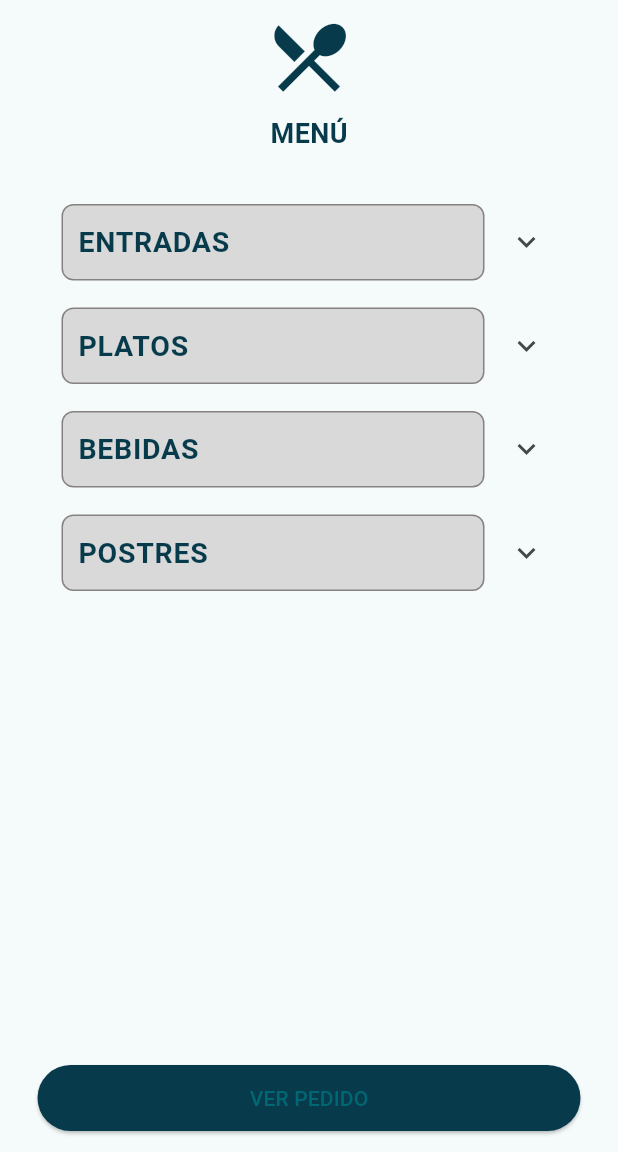
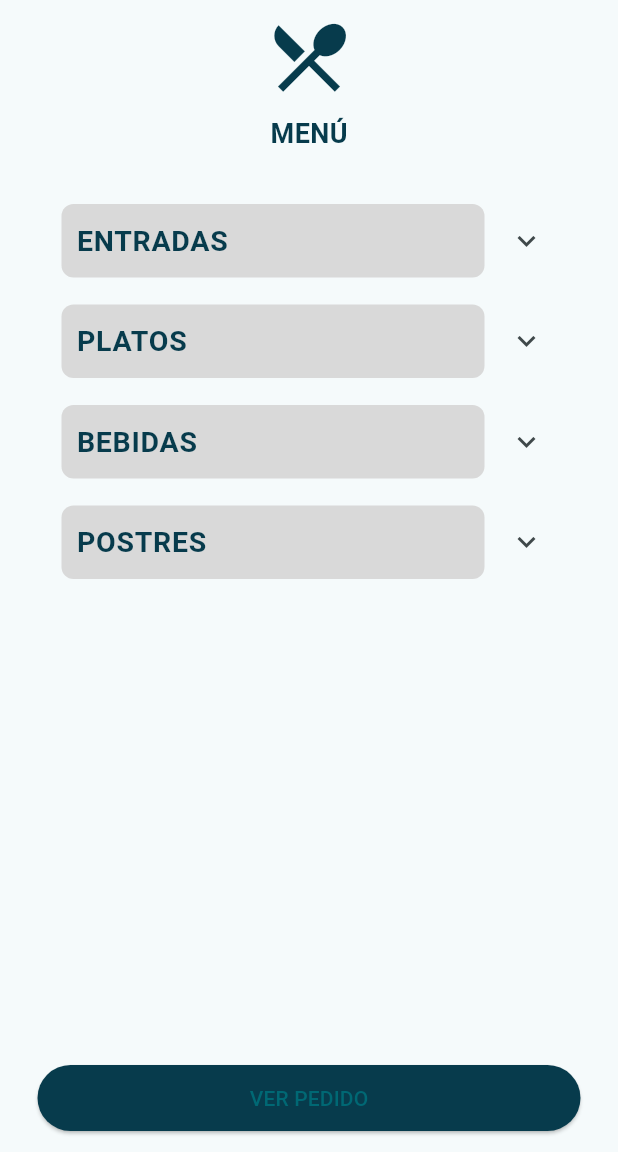
Before and after one commit to Bela1810/SmartDinner, a Flutter app: the MenuPage screen opened directly, on a phone screen of 412 x 824 dp, the part 84-1236 px from its top. Run offline on Flutter 3.47's test engine with Material 3 defaults, Android fonts, the phone set to English and light mode, and no system bars; our stand-ins replace firebase_auth, firebase_core, image_picker; missing offline and left inert: firebase_app_check; accounts and stored records are empty; network calls fail.

```diff
--- /dev/null
+++ b/lib/model/menu_item.dart
@@ -0,0 +1,67 @@
+// menu_item.dart (Modelo)
+class MenuItem {
+  final String nombre;
+  final String precio;
+  final String imagen;
+
+  MenuItem({
+    required this.nombre,
+    required this.precio,
+    required this.imagen,
+  });
+
+  // Método para crear una instancia de MenuItem desde un Map
+  factory MenuItem.fromMap(Map<String, dynamic> map) {
+    return MenuItem(
+      nombre: map['nombre'],
+      precio: map['precio'],
+      imagen: map['imagen'],
+    );
+  }
+
+  // Método para convertir MenuItem a un Map
+  Map<String, dynamic> toMap() {
+    return {
+      'nombre': nombre,
+      'precio': precio,
+      'imagen': imagen,
+    };
+  }
+
+  // Lista de elementos de menú "quemada" (en el modelo)
+  static final Map<String, List<MenuItem>> menuItems = {
+    'Entradas': [
+      MenuItem(
+        nombre: 'Pan Tostado',
+        precio: '10.000 COP',
+        imagen: 'https://www.themealdb.com/images/media/meals/llcbn01574260722.jpg/medium',
+      ),
+      MenuItem(
+        nombre: 'Papas Canadienses',
+        precio: '12.000 COP',
+        imagen: 'https://www.themealdb.com/images/media/meals/llcbn01574260722.jpg/medium',
+      ),
+    ],
+    'Platos': [
+      MenuItem(
+        nombre: 'Pan Tostado',
+        precio: '10.000 COP',
+        imagen: 'https://www.themealdb.com/images/media/meals/llcbn01574260722.jpg/medium',
+      ),
+    ],
+    'Bebidas': [
+      MenuItem(
+        nombre: 'Cerveza',
+        precio: '5.000 COP',
+        imagen: 'https://www.themealdb.com/images/media/meals/llcbn01574260722.jpg/medium',
+      ),
+    ],
+    'Postres': [
+      MenuItem(
+        nombre: 'Tarta de Limón',
+        precio: '8.000 COP',
+        imagen: 'https://www.themealdb.com/images/media/meals/llcbn01574260722.jpg/medium',
+      ),
+    ],
+  };
+}
--- a/lib/ui/screens/menu_screen/menu_screen.dart
+++ b/lib/ui/screens/menu_screen/menu_screen.dart
@@ -1,4 +1,5 @@
 import 'package:flutter/material.dart';
+import 'package:smartdinner/model/menu_item.dart';
 
 class MenuPage extends StatefulWidget {
   const MenuPage({super.key});
@@ -9,80 +10,19 @@ class MenuPage extends StatefulWidget {
 
 class _MenuPageState extends State<MenuPage> {
   String selectedCategory = 'Entradas';
-
   final List<String> categories = ['Entradas', 'Platos', 'Bebidas', 'Postres'];
-
-  final Map<String, List<Map<String, dynamic>>> menuItems = {
-    'Entradas': [
-      {
-        'nombre': 'Pan Tostado',
-        'precio': '10.000 COP',
-        'imagen': 'https://www.themealdb.com/images/media/meals/llcbn01574260722.jpg/medium',
-      },
-      {
-        'nombre': 'Papas Canadienses',
-        'precio': '12.000 COP',
-        'imagen': 'https://www.themealdb.com/images/media/meals/llcbn01574260722.jpg/medium',
-      },
-      {
-        'nombre': 'Tartas de Pollo',
-        'precio': '12.000 COP',
-        'imagen': 'https://www.themealdb.com/images/media/meals/llcbn01574260722.jpg/medium',
-      },
-      // Añadir nuevo ítem
-      {
-        'nombre': 'Tartas de Pollo - Nuevo',
-        'precio': '15.000 COP',
-        'imagen': 'https://www.themealdb.com/images/media/meals/llcbn01574260722.jpg/medium',
-      },
-    ],
-    'Platos': [
-      {
-        'nombre': 'Pan Tostado',
-        'precio': '10.000 COP',
-        'imagen': 'https://www.themealdb.com/images/media/meals/llcbn01574260722.jpg/medium',
-      },
-      {
-        'nombre': 'Papas Canadienses',
-        'precio': '12.000 COP',
-        'imagen': 'https://www.themealdb.com/images/media/meals/llcbn01574260722.jpg/medium',
-      },
-    ],
-    'Bebidas': [
-      {
-        'nombre': 'Pan Tostado',
-        'precio': '10.000 COP',
-        'imagen': 'https://www.themealdb.com/images/media/meals/llcbn01574260722.jpg/medium',
-      },
-      {
-        'nombre': 'Papas Canadienses',
-        'precio': '12.000 COP',
-        'imagen': 'https://www.themealdb.com/images/media/meals/llcbn01574260722.jpg/medium',
-      },
-    ],
-    'Postres': [
-      {
-        'nombre': 'Pan Tostado',
-        'precio': '10.000 COP',
-        'imagen': 'https://www.themealdb.com/images/media/meals/llcbn01574260722.jpg/medium',
-      },
-      {
-        'nombre': 'Papas Canadienses',
-        'precio': '12.000 COP',
-        'imagen': 'https://www.themealdb.com/images/media/meals/llcbn01574260722.jpg/medium',  // Todo esto son datos quemados
-      },
-    ],
-  };
 
   @override
   Widget build(BuildContext context) {
     return Scaffold(
       appBar: AppBar(
-        title: const Text('PEDIDO MESA 2',
+        title: const Text(
+          'PEDIDO MESA 2',
           style: TextStyle(
               fontSize: 22,
               fontWeight: FontWeight.bold,
-                color: Color(0xFF073B4C))),
+              color: Color(0xFF073B4C)),
+        ),
         centerTitle: true,
         backgroundColor: Colors.white,
         elevation: 0,
@@ -90,7 +30,7 @@ class _MenuPageState extends State<MenuPage> {
         actions: const [
           Padding(
             padding: EdgeInsets.only(right: 19),
-            child: Icon(Icons.menu, color: Color(0xFF073B4C)),  //hay que configurar el menu de tres barras
+            child: Icon(Icons.menu, color: Color(0xFF073B4C)), // Botón menú
           )
         ],
       ),
@@ -101,27 +41,28 @@ class _MenuPageState extends State<MenuPage> {
           children: [
             const SizedBox(height: 8),
             const Icon(Icons.restaurant_menu,
-                size: 60, color: Color(0xFF073B4C)),  //Aqui hay que poner el logo
+                size: 60, color: Color(0xFF073B4C)), // Aquí puedes poner el logo
             const SizedBox(height: 8),
-            const Text('MENÚ',
+            const Text(
+              'MENÚ',
               style: TextStyle(
                 fontSize: 18,
                 fontWeight: FontWeight.bold,
                 color: Color(0xFF073B4C),
-                )),
+              ),
+            ),
             const SizedBox(height: 25),
             Expanded(
               child: ListView(
                 children: categories.map((category) {
-                  final List<Map<String, dynamic>> items =
-                      menuItems[category] ?? [];
+                  // Obtener los elementos del menú según la categoría
+                  final List<MenuItem> items =
+                      MenuItem.menuItems[category] ?? [];
                   return ExpansionTile(
                     title: Container(
                       padding: const EdgeInsets.all(10),
                       decoration: BoxDecoration(
                         color: Color(0xFFD9D9D9),
-                        border: Border.all(
-                            color: Color(0xFF878282), width: 1),
                         borderRadius: BorderRadius.circular(8),
                       ),
                       child: Text(
@@ -148,17 +89,17 @@ class _MenuPageState extends State<MenuPage> {
                               height: 70,
                               decoration: BoxDecoration(
                                 image: DecorationImage(
-                                  image: NetworkImage(item['imagen']),
+                                  image: NetworkImage(item.imagen),
                                   fit: BoxFit.cover,
                                 ),
                                 borderRadius: BorderRadius.circular(8),
                               ),
                             ),
-                            title: Text(item['nombre'],
+                            title: Text(item.nombre,
                                 style: const TextStyle(
                                     fontWeight: FontWeight.bold,
                                     fontSize: 16)),
-                            subtitle: Text(item['precio']),
+                            subtitle: Text(item.precio),
                             trailing: const Icon(Icons.add_circle_outline,
                                 color: Color(0xFF073B4C)),
                           ),
@@ -189,7 +130,7 @@ class _MenuPageState extends State<MenuPage> {
       ),
     );
   }
-
 }
 
+
 //Falta arreglar el tamaño de cada item que se vea mas grande juntos con la imagen  y falta separar mas cada categoria para que no se vea pegado
```
Also changed, not shown: lib/model/order_item.dart (added, +14 -0 lines), lib/model/user_model.dart (added, +14 -0 lines), lib/ui/screens/order_screen/order_screen.dart (added, +283 -0 lines), lib/ui/screens/user_account_screen/user_account.dart (added, +149 -0 lines), pubspec.lock. Lines whose indentation alone changed are shown as unchanged.
